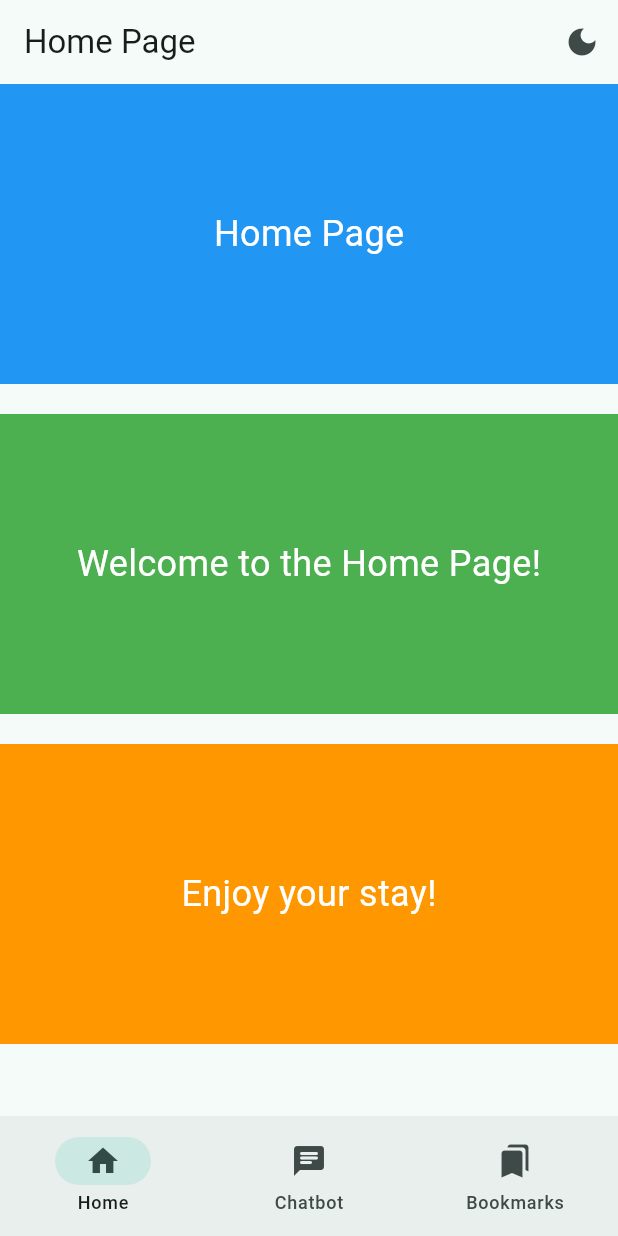
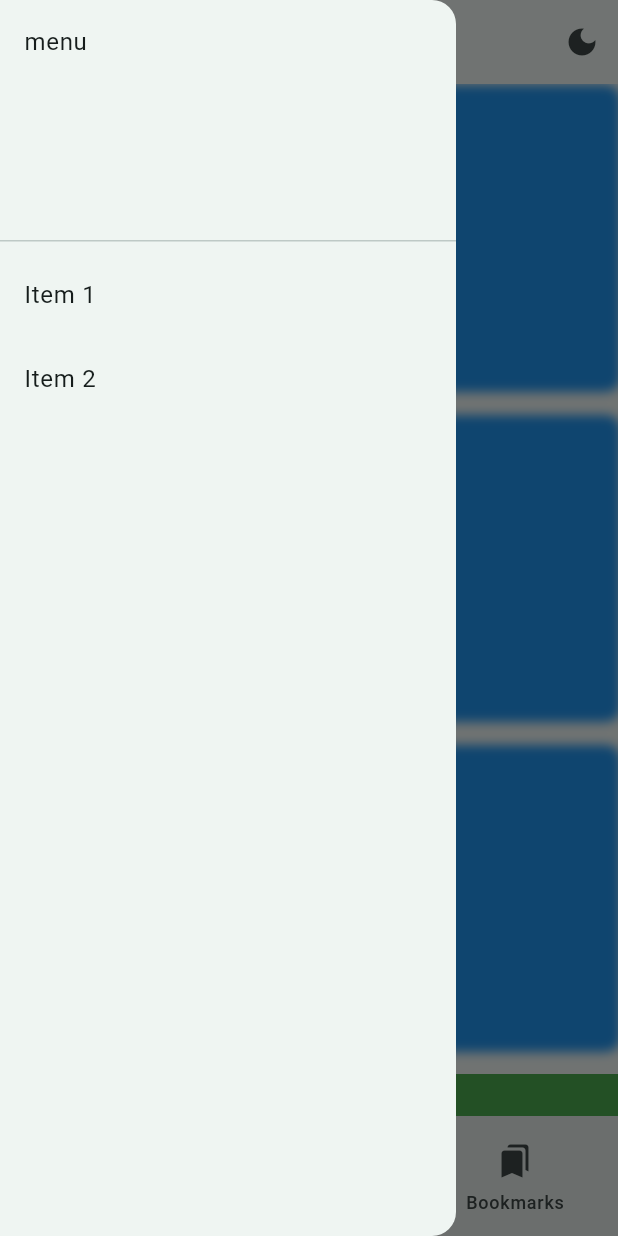
Before and after one commit to SoftwareEnggProjectsIITT/AppDevProject, a Flutter app: the screen it shows once a user with an empty profile is signed in, with the side drawer open (before the commit the screen has no drawer), on a phone screen of 412 x 824 dp. Run offline on Flutter 3.47's test engine with Material 3 defaults, Android fonts, the phone set to English and light mode, and no system bars; our stand-ins replace firebase_auth, firebase_core; accounts and stored records are empty.

Commit message:
new branch commit

```diff
--- a/frontend/lib/views/pages/home_page.dart
+++ b/frontend/lib/views/pages/home_page.dart
@@ -14,12 +14,64 @@ class _HomePageState extends State<HomePage> {
       child: Column(
         children: [
           Container(
+            decoration: BoxDecoration(
+              borderRadius: BorderRadius.circular(10),
+              boxShadow: [
+                BoxShadow(
+                  color: Colors.blue,
+                  spreadRadius: 2,
+                  blurRadius: 5,
+                  offset: const Offset(0, 3),
+                ),
+              ],
+            ),
             height: 200,
-            color: Colors.blue,
             child: const Center(
               child: Text(
                 'Home Page',
-                style: TextStyle(color: Colors.white, fontSize: 24),
+                style: TextStyle(fontSize: 24, fontWeight: FontWeight.bold),
+              ),
+            ),
+          ),
+          const SizedBox(height: 20),
+          Container(
+            height: 200,
+            decoration: BoxDecoration(
+              borderRadius: BorderRadius.circular(10),
+              boxShadow: [
+                BoxShadow(
+                  color: Colors.blue,
+                  spreadRadius: 2,
+                  blurRadius: 5,
+                  offset: const Offset(0, 3),
+                ),
+              ],
+            ),
+            child: const Center(
+              child: Text(
+                'Home Page',
+                style: TextStyle(fontSize: 24, fontWeight: FontWeight.bold),
+              ),
+            ),
+          ),
+          const SizedBox(height: 20),
+          Container(
+            height: 200,
+            decoration: BoxDecoration(
+              borderRadius: BorderRadius.circular(10),
+              boxShadow: [
+                BoxShadow(
+                  color: Colors.blue,
+                  spreadRadius: 2,
+                  blurRadius: 5,
+                  offset: const Offset(0, 3),
+                ),
+              ],
+            ),
+            child: const Center(
+              child: Text(
+                'Home Page',
+                style: TextStyle(fontSize: 24, fontWeight: FontWeight.bold),
               ),
             ),
           ),
@@ -30,7 +82,7 @@ class _HomePageState extends State<HomePage> {
             child: const Center(
               child: Text(
                 'Welcome to the Home Page!',
-                style: TextStyle(color: Colors.white, fontSize: 24),
+                style: TextStyle(fontSize: 24, fontWeight: FontWeight.bold),
               ),
             ),
           ),
@@ -41,7 +93,7 @@ class _HomePageState extends State<HomePage> {
             child: const Center(
               child: Text(
                 'Enjoy your stay!',
-                style: TextStyle(color: Colors.white, fontSize: 24),
+                style: TextStyle(fontSize: 24, fontWeight: FontWeight.bold),
               ),
             ),
           ),
--- a/frontend/lib/views/widget_tree.dart
+++ b/frontend/lib/views/widget_tree.dart
@@ -34,6 +34,21 @@ class _WidgetTreeState extends State<WidgetTree> {
           ),
         ],
       ),
+      drawer: Drawer(
+        child: ListView(
+          children: [
+            DrawerHeader(child: Text('menu')),
+            ListTile(
+              title: Text('Item 1'),
+              onTap: () {},
+            ),
+            ListTile(
+              title: Text('Item 2'),
+              onTap: () {},
+            ),
+          ],
+        ),
+      ),
       body: SingleChildScrollView(
         child: ValueListenableBuilder(
           valueListenable: selectedPageNotifier,
```
